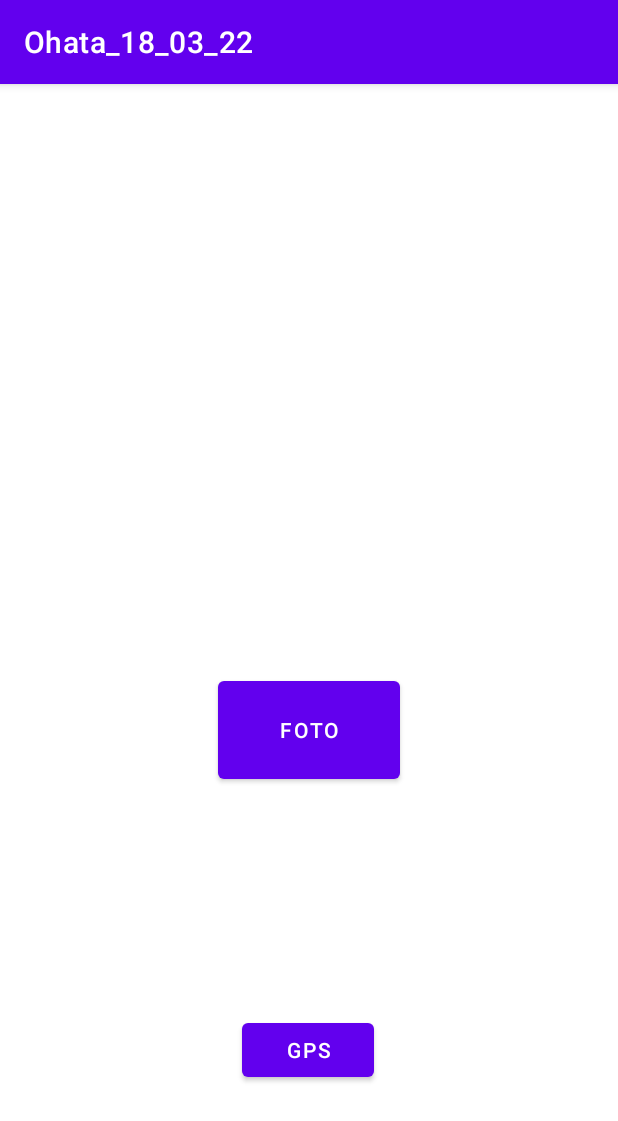
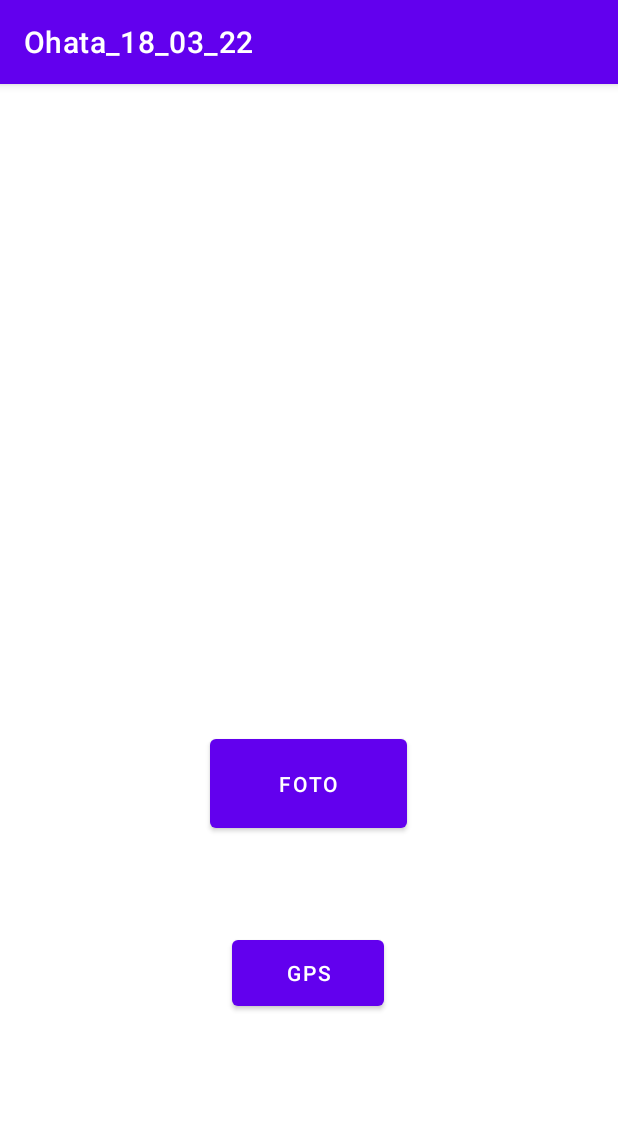
Before and after one commit to lucasdeni/TarefaAula18_03_22, an Android app: the screen it shows after launch (MainActivity), on a phone screen of 412 x 824 dp. Shown: the top 1121 px of the screen. Run offline under Robolectric (Android 15) with nearby library versions, the phone set to English and light mode, and no system bars.

Commit message:
Código Finalizado

```diff
--- a/app/src/main/AndroidManifest.xml
+++ b/app/src/main/AndroidManifest.xml
@@ -4,7 +4,7 @@
 
     <uses-feature android:name="android.hardware.camera2" android:required="true"/>
 
-    <uses-permission android:name="android.permission.CAMERA"/>
+    <!--<uses-permission android:name="android.permission.CAMERA"/>-->
     <uses-permission android:name="android.permission.INTERNET"/>
     <uses-permission android:name="android.permission.ACCESS_COARSE_LOCATION"/>
     <uses-permission android:name="android.permission.ACCESS_FINE_LOCATION"/>
--- a/app/src/main/java/com/example/ohata_18_03_22/MainActivity.java
+++ b/app/src/main/java/com/example/ohata_18_03_22/MainActivity.java
@@ -22,6 +22,7 @@ public class MainActivity extends AppCompatActivity {
         private ImageView imageViewFoto;
         private Button btnGeo;
 
+        //Vizualiza o app
         @Override
         protected void onCreate(Bundle savedInstanceState) {
             super.onCreate(savedInstanceState);
--- a/app/src/main/res/layout/activity_main.xml
+++ b/app/src/main/res/layout/activity_main.xml
@@ -7,44 +7,39 @@
     android:layout_height="match_parent"
     tools:context=".MainActivity">
 
-    <Button
-        android:id="@+id/btn_gps"
-        android:layout_width="wrap_content"
-        android:layout_height="wrap_content"
-        android:layout_marginStart="158dp"
-        android:layout_marginEnd="159dp"
-        android:layout_marginBottom="100dp"
-        android:text="@string/gps"
+    <ImageView
+        android:id="@+id/Foto"
+        android:layout_width="261dp"
+        android:layout_height="246dp"
         app:layout_constraintBottom_toBottomOf="parent"
         app:layout_constraintEnd_toEndOf="parent"
-        app:layout_constraintStart_toStartOf="parent" />
+        app:layout_constraintHorizontal_bias="0.497"
+        app:layout_constraintStart_toStartOf="parent"
+        app:layout_constraintTop_toTopOf="parent"
+        app:layout_constraintVertical_bias="0.201"
+        tools:srcCompat="@tools:sample/avatars" />
 
     <Button
         android:id="@+id/btn_ft"
-        android:layout_width="121dp"
-        android:layout_height="77dp"
-        android:layout_marginStart="145dp"
-        android:layout_marginTop="392dp"
-        android:layout_marginEnd="145dp"
-        android:text="@string/foto"
+        android:layout_width="131dp"
+        android:layout_height="71dp"
+        android:text="Foto"
+        app:layout_constraintBottom_toBottomOf="parent"
         app:layout_constraintEnd_toEndOf="parent"
-        app:layout_constraintHorizontal_bias="0.0"
+        app:layout_constraintHorizontal_bias="0.498"
         app:layout_constraintStart_toStartOf="parent"
-        app:layout_constraintTop_toTopOf="parent" />
+        app:layout_constraintTop_toBottomOf="@+id/Foto"
+        app:layout_constraintVertical_bias="0.231" />
 
-    <ImageView
-        android:id="@+id/Foto"
-        android:layout_width="263dp"
-        android:layout_height="284dp"
-        android:layout_marginStart="112dp"
-        android:layout_marginTop="121dp"
-        android:layout_marginEnd="113dp"
-        android:layout_marginBottom="109dp"
-        app:layout_constraintBottom_toTopOf="@+id/btn_ft"
+    <Button
+        android:id="@+id/btn_gps"
+        android:layout_width="101dp"
+        android:layout_height="56dp"
+        android:text="GPS"
+        app:layout_constraintBottom_toBottomOf="parent"
         app:layout_constraintEnd_toEndOf="parent"
+        app:layout_constraintHorizontal_bias="0.498"
         app:layout_constraintStart_toStartOf="parent"
-        app:layout_constraintTop_toTopOf="parent"
-        tools:ignore="ImageContrastCheck"
-        tools:srcCompat="@tools:sample/avatars"
-        android:contentDescription="@string/todo" />
+        app:layout_constraintTop_toBottomOf="@+id/btn_ft"
+        app:layout_constraintVertical_bias="0.297" />
 </androidx.constraintlayout.widget.ConstraintLayout>
```
